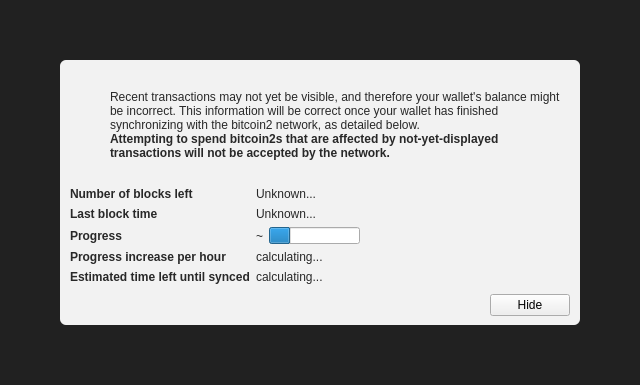
Before: the Qt Designer form src/qt/forms/modaloverlay.ui in TheBitTeam/Bit, drawn with Qt 5.
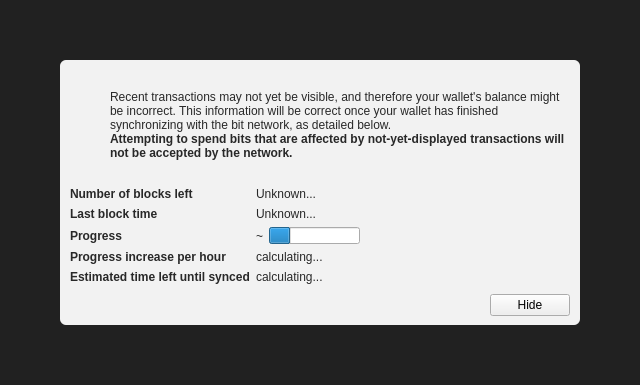
After: the same form once the commit is applied. Icons and pictures are not drawn. Custom widgets are drawn as their Qt base class.

What changed in the file:
```diff
--- a/src/qt/forms/modaloverlay.ui
+++ b/src/qt/forms/modaloverlay.ui
@@ -130,7 +130,7 @@
              <item>
               <widget class="QLabel" name="infoText">
                <property name="text">
-                <string>Recent transactions may not yet be visible, and therefore your wallet's balance might be incorrect. This information will be correct once your wallet has finished synchronizing with the bitcoin2 network, as detailed below.</string>
+                <string>Recent transactions may not yet be visible, and therefore your wallet's balance might be incorrect. This information will be correct once your wallet has finished synchronizing with the bit network, as detailed below.</string>
                </property>
                <property name="textFormat">
                 <enum>Qt::RichText</enum>
@@ -149,7 +149,7 @@
                 </font>
                </property>
                <property name="text">
-                <string>Attempting to spend bitcoin2s that are affected by not-yet-displayed transactions will not be accepted by the network.</string>
+                <string>Attempting to spend bits that are affected by not-yet-displayed transactions will not be accepted by the network.</string>
                </property>
                <property name="textFormat">
                 <enum>Qt::RichText</enum>
```
